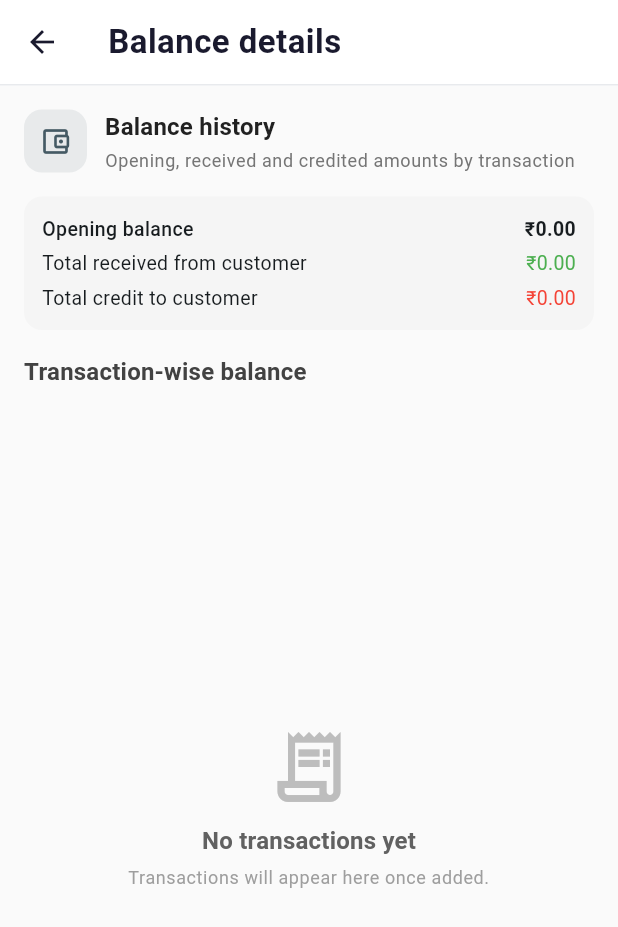
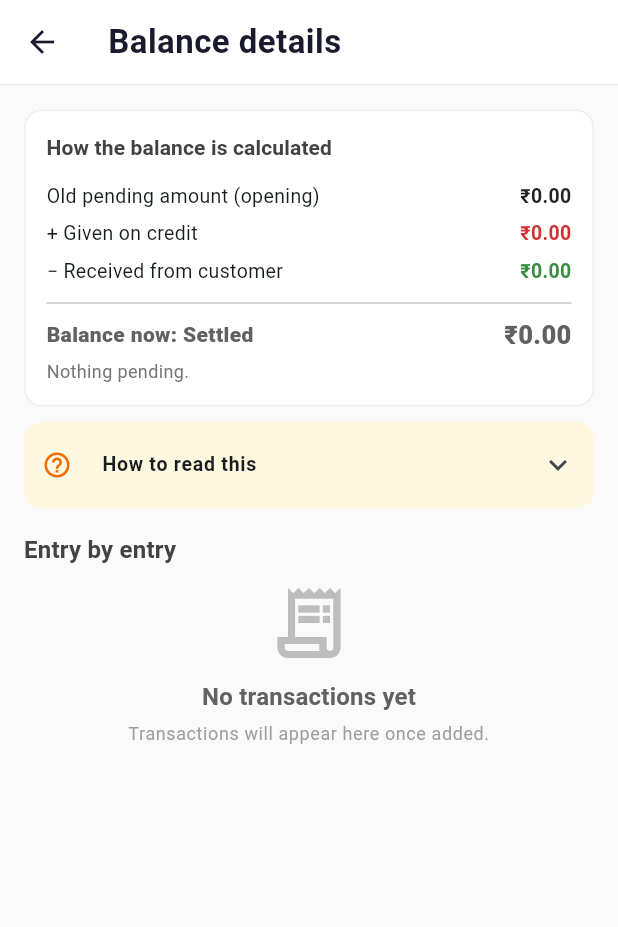
Before and after one commit to Gokul431/Ledger-3.0, a Flutter app: the BalanceDetailsScreen screen opened directly with empty values, on a phone screen of 412 x 824 dp. Shown: the top 927 px of the screen. Run offline on Flutter 3.47's test engine with Material 3 defaults, Android fonts, the phone set to English and light mode, and no system bars; our stand-ins replace cloud_firestore, cloud_functions, device_info_plus, firebase_auth, firebase_core, firebase_storage and 8 more; missing offline and left inert: excel; accounts and stored records are empty.

Commit message:
fix: detail pages stuck on loading, clearer customer balance
- Customer details and Ledger Details: shared transactions stream now
  replays the latest data to late listeners, so the list no longer stays
  on the loading shimmer
- Customer balance shows Outstanding / Advance (Extra paid) / Settled
- Balance details: step-by-step calculation, 'How to read this' help,
  before/after balance per entry, safe layout on small phones

```diff
--- a/ledger/lib/balance_details_screen.dart
+++ b/ledger/lib/balance_details_screen.dart
@@ -84,7 +84,7 @@ class _BalanceDetailsScreenState extends State<BalanceDetailsScreen> {
 
       rows.add({
         'date': createdAt != null ? _formatDate(createdAt) : 'N/A',
-        'type': isCredit ? 'Credit to customer' : 'Received',
+        'type': isCredit ? 'Given on credit' : 'Received from customer',
         'amount': amount,
         'start': start,
         'end': balance,
@@ -148,131 +148,125 @@ class _BalanceDetailsScreenState extends State<BalanceDetailsScreen> {
           final totalOut = data['totalOut'] as double;
           final rows = (data['rows'] as List).cast<Map<String, dynamic>>();
 
-          return Padding(
-            padding: const EdgeInsets.all(16),
+          return SingleChildScrollView(
+            // Extra bottom space so the last entry clears the iPhone home bar.
+            padding: EdgeInsets.fromLTRB(
+              16,
+              16,
+              16,
+              16 + MediaQuery.paddingOf(context).bottom,
+            ),
             child: Column(
               crossAxisAlignment: CrossAxisAlignment.start,
               children: [
-                Row(
-                  children: [
-                    Container(
-                      padding: const EdgeInsets.all(10),
-                      decoration: BoxDecoration(
-                        color: const Color(0xFF455A64).withOpacity(0.1),
-                        borderRadius: BorderRadius.circular(12),
-                      ),
-                      child: const Icon(
-                        Icons.account_balance_wallet_outlined,
-                        color: Color(0xFF455A64),
-                        size: 22,
-                      ),
-                    ),
-                    const SizedBox(width: 12),
-                    Expanded(
-                      child: Column(
-                        crossAxisAlignment: CrossAxisAlignment.start,
-                        children: [
-                          Text(
-                            'Balance history',
-                            style: theme.textTheme.titleMedium?.copyWith(
-                              fontWeight: FontWeight.w700,
-                              color: Colors.grey[900],
-                            ),
-                          ),
-                          const SizedBox(height: 2),
-                          Text(
-                            'Opening, received and credited amounts by transaction',
-                            style: theme.textTheme.bodySmall?.copyWith(
-                              color: Colors.grey[600],
-                            ),
-                            maxLines: 2,
-                            overflow: TextOverflow.ellipsis,
-                          ),
-                        ],
-                      ),
-                    ),
-                  ],
-                ),
-                const SizedBox(height: 16),
+                // ── Simple calculation: opening + credit − received = now ──
                 Container(
-                  padding: const EdgeInsets.all(12),
+                  padding: const EdgeInsets.all(14),
                   decoration: BoxDecoration(
-                    color: Colors.grey[100],
+                    color: Colors.white,
                     borderRadius: BorderRadius.circular(12),
+                    border: Border.all(color: Colors.grey.shade200),
                   ),
                   child: Column(
                     crossAxisAlignment: CrossAxisAlignment.start,
                     children: [
-                      Row(
-                        mainAxisAlignment: MainAxisAlignment.spaceBetween,
-                        children: [
-                          const Text(
-                            'Opening balance',
-                            style: TextStyle(
-                              fontSize: 13,
-                              fontWeight: FontWeight.w500,
-                            ),
-                          ),
-                          Text(
-                            '₹${_formatAmount(opening)}',
-                            style: const TextStyle(
-                              fontSize: 13,
-                              fontWeight: FontWeight.w600,
-                            ),
-                          ),
-                        ],
+                      Text(
+                        'How the balance is calculated',
+                        style: theme.textTheme.titleSmall?.copyWith(
+                          fontWeight: FontWeight.w700,
+                          color: Colors.grey[800],
+                        ),
                       ),
-                      const SizedBox(height: 4),
-                      Row(
-                        mainAxisAlignment: MainAxisAlignment.spaceBetween,
-                        children: [
-                          const Text(
-                            'Total received from customer',
-                            style: TextStyle(
-                              fontSize: 13,
-                            ),
-                          ),
-                          Text(
-                            '₹${_formatAmount(totalIn)}',
-                            style: const TextStyle(
-                              fontSize: 13,
-                              color: Colors.green,
-                            ),
-                          ),
-                        ],
+                      const SizedBox(height: 10),
+                      _calcRow(
+                        'Old pending amount (opening)',
+                        '₹${_formatAmount(opening)}',
+                        Colors.grey[900]!,
                       ),
-                      const SizedBox(height: 4),
-                      Row(
-                        mainAxisAlignment: MainAxisAlignment.spaceBetween,
-                        children: [
-                          const Text(
-                            'Total credit to customer',
-                            style: TextStyle(
-                              fontSize: 13,
-                            ),
-                          ),
-                          Text(
-                            '₹${_formatAmount(totalOut)}',
-                            style: const TextStyle(
-                              fontSize: 13,
-                              color: Colors.red,
-                            ),
-                          ),
-                        ],
+                      _calcRow(
+                        '+ Given on credit',
+                        '₹${_formatAmount(totalOut)}',
+                        Colors.red[700]!,
                       ),
+                      _calcRow(
+                        '− Received from customer',
+                        '₹${_formatAmount(totalIn)}',
+                        Colors.green[700]!,
+                      ),
+                      const Divider(height: 18),
+                      _statusRow(current),
                     ],
+                  ),
+                ),
+                const SizedBox(height: 10),
+
+                // ── Short help, collapsed by default ──
+                Container(
+                  decoration: BoxDecoration(
+                    color: const Color(0xFFFFF8E1),
+                    borderRadius: BorderRadius.circular(12),
+                  ),
+                  child: Theme(
+                    data: theme.copyWith(dividerColor: Colors.transparent),
+                    child: ExpansionTile(
+                      tilePadding: const EdgeInsets.symmetric(horizontal: 12),
+                      childrenPadding:
+                          const EdgeInsets.fromLTRB(12, 0, 12, 12),
+                      leading: Icon(
+                        Icons.help_outline,
+                        color: Colors.orange[800],
+                        size: 20,
+                      ),
+                      title: const Text(
+                        'How to read this',
+                        style: TextStyle(
+                          fontSize: 13,
+                          fontWeight: FontWeight.w700,
+                        ),
+                      ),
+                      children: const [
+                        _HelpLine(
+                          icon: Icons.arrow_downward,
+                          color: Colors.green,
+                          text:
+                              'Received from customer: customer paid money. Balance goes DOWN.',
+                        ),
+                        _HelpLine(
+                          icon: Icons.arrow_upward,
+                          color: Colors.red,
+                          text:
+                              'Given on credit: customer took goods/money without paying. Balance goes UP.',
+                        ),
+                        _HelpLine(
+                          icon: Icons.circle,
+                          color: Colors.red,
+                          text: 'Red balance: customer still owes the shop.',
+                        ),
+                        _HelpLine(
+                          icon: Icons.circle,
+                          color: Colors.green,
+                          text:
+                              'Green "Advance": customer paid extra. Check for a payment entered twice.',
+                        ),
+                        _HelpLine(
+                          icon: Icons.circle,
+                          color: Colors.grey,
+                          text: 'Settled: nothing pending.',
+                        ),
+                      ],
+                    ),
                   ),
                 ),
                 const SizedBox(height: 16),
                 Text(
-                  'Transaction-wise balance',
+                  'Entry by entry',
                   style: theme.textTheme.titleMedium?.copyWith(
                     fontWeight: FontWeight.w700,
                     color: Colors.grey[800],
                   ),
                 ),
                 const SizedBox(height: 8),
-                Expanded(
+                SizedBox(
                   child: rows.isEmpty
                       ? Center(
                           child: Column(
@@ -304,6 +298,8 @@ class _BalanceDetailsScreenState extends State<BalanceDetailsScreen> {
                           ),
                         )
                       : ListView.separated(
+                          shrinkWrap: true,
+                          physics: const NeverScrollableScrollPhysics(),
                           itemCount: rows.length,
                           separatorBuilder: (_, __) =>
                               const SizedBox(height: 8),
@@ -311,7 +307,7 @@ class _BalanceDetailsScreenState extends State<BalanceDetailsScreen> {
                             final r = rows[index];
                             final amount = r['amount'] as double;
                             final isCredit =
-                                (r['type'] as String).contains('Credit');
+                                (r['type'] as String) == 'Given on credit';
                             final Color txColor = isCredit
                                 ? Colors.red[700]!
                                 : Colors.green[700]!;
@@ -339,7 +335,11 @@ class _BalanceDetailsScreenState extends State<BalanceDetailsScreen> {
                                     mainAxisAlignment:
                                         MainAxisAlignment.spaceBetween,
                                     children: [
-                                      Row(
+                                      // Expanded so a long label never
+                                      // pushes into the amount on small
+                                      // phones.
+                                      Expanded(
+                                        child: Row(
                                         children: [
                                           Container(
                                             width: 30,
@@ -359,12 +359,15 @@ class _BalanceDetailsScreenState extends State<BalanceDetailsScreen> {
                                             ),
                                           ),
                                           const SizedBox(width: 10),
-                                          Column(
+                                          Expanded(
+                                            child: Column(
                                             crossAxisAlignment:
                                                 CrossAxisAlignment.start,
                                             children: [
                                               Text(
                                                 r['type'] as String,
+                                                maxLines: 2,
+                                                overflow: TextOverflow.ellipsis,
                                                 style: const TextStyle(
                                                   fontSize: 13,
                                                   fontWeight: FontWeight.w600,
@@ -380,8 +383,11 @@ class _BalanceDetailsScreenState extends State<BalanceDetailsScreen> {
                                               ),
                                             ],
                                           ),
+                                          ),
                                         ],
+                                        ),
                                       ),
+                                      const SizedBox(width: 8),
                                       Text(
                                         '₹${_formatAmount(amount)}',
                                         style: TextStyle(
@@ -394,10 +400,19 @@ class _BalanceDetailsScreenState extends State<BalanceDetailsScreen> {
                                   ),
                                   const SizedBox(height: 6),
                                   Text(
-                                    'Balance: ${_formatAmount(r['start'] as double)} → ${_formatAmount(r['end'] as double)}',
+                                    'Balance before: ${_balanceText(r['start'] as double)}',
                                     style: TextStyle(
-                                      fontSize: 11,
+                                      fontSize: 12,
                                       color: Colors.grey[600],
+                                    ),
+                                  ),
+                                  const SizedBox(height: 2),
+                                  Text(
+                                    '${isCredit ? '+' : '−'} ₹${_formatAmount(amount)}  →  Balance after: ${_balanceText(r['end'] as double)}',
+                                    style: TextStyle(
+                                      fontSize: 12,
+                                      fontWeight: FontWeight.w600,
+                                      color: Colors.grey[800],
                                     ),
                                   ),
                                 ],
@@ -414,5 +429,113 @@ class _BalanceDetailsScreenState extends State<BalanceDetailsScreen> {
     );
   }
 
-  // Chip helper no longer needed; header simplified to avoid overflow.
+  /// "₹26,160.00 (owes)", "₹2,340.00 advance" or "₹0.00 (settled)".
+  String _balanceText(double v) {
+    final r = (v * 100).roundToDouble() / 100;
+    if (r > 0) return '₹${_formatAmount(r)} (owes)';
+    if (r < 0) return '₹${_formatAmount(r.abs())} advance';
+    return '₹0.00 (settled)';
+  }
+
+  Widget _calcRow(String label, String value, Color valueColor) {
+    return Padding(
+      padding: const EdgeInsets.symmetric(vertical: 3),
+      child: Row(
+        children: [
+          Expanded(
+            child: Text(label, style: const TextStyle(fontSize: 13)),
+          ),
+          Text(
+            value,
+            style: TextStyle(
+              fontSize: 13,
+              fontWeight: FontWeight.w600,
+              color: valueColor,
+            ),
+          ),
+        ],
+      ),
+    );
+  }
+
+  Widget _statusRow(double current) {
+    final r = (current * 100).roundToDouble() / 100;
+    final String label;
+    final String note;
+    final Color color;
+    if (r > 0) {
+      label = 'Balance now: customer owes';
+      note = 'Customer has to pay this amount.';
+      color = Colors.red[700]!;
+    } else if (r < 0) {
+      label = 'Balance now: Advance (extra paid)';
+      note = 'Customer paid more than owed. Check for a payment entered twice.';
+      color = Colors.green[700]!;
+    } else {
+      label = 'Balance now: Settled';
+      note = 'Nothing pending.';
+      color = Colors.grey[700]!;
+    }
+    return Column(
+      crossAxisAlignment: CrossAxisAlignment.start,
+      children: [
+        Row(
+          children: [
+            Expanded(
+              child: Text(
+                label,
+                style: TextStyle(
+                  fontSize: 14,
+                  fontWeight: FontWeight.w800,
+                  color: color,
+                ),
+              ),
+            ),
+            Text(
+              '₹${_formatAmount(r.abs())}',
+              style: TextStyle(
+                fontSize: 17,
+                fontWeight: FontWeight.w800,
+                color: color,
+              ),
+            ),
+          ],
+        ),
+        const SizedBox(height: 4),
+        Text(note, style: TextStyle(fontSize: 12, color: Colors.grey[600])),
+      ],
+    );
+  }
 }
+
+class _HelpLine extends StatelessWidget {
+  final IconData icon;
+  final Color color;
+  final String text;
+
+  const _HelpLine({
+    required this.icon,
+    required this.color,
+    required this.text,
+  });
+
+  @override
+  Widget build(BuildContext context) {
+    return Padding(
+      padding: const EdgeInsets.only(top: 6),
+      child: Row(
+        crossAxisAlignment: CrossAxisAlignment.start,
+        children: [
+          Padding(
+            padding: const EdgeInsets.only(top: 2),
+            child: Icon(icon, size: 14, color: color),
+          ),
+          const SizedBox(width: 8),
+          Expanded(
+            child: Text(text, style: const TextStyle(fontSize: 12.5)),
+          ),
+        ],
+      ),
+    );
+  }
+}
```
Also changed, not shown: ledger/lib/Customerdetailscreen.dart (+29 -8 lines), ledger/lib/Customerlist.dart (+24 -4 lines), ledger/lib/Ledgerdetails.dart (+11 -6 lines), ledger/lib/data/replay_latest.dart (added, +58 -0 lines).
